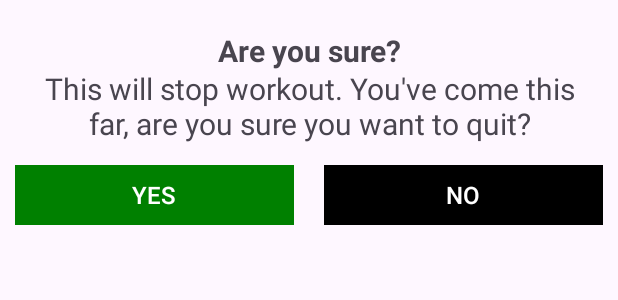
After one commit to demirtasm/workout, an Android app: the layout dialog_custom_back_confirmation.xml on its own in the app's theme, with its tools: preview values and no code run, on a phone screen of 412 x 824 dp. The commit adds this screen. Shown: the top 300 px of the screen. Run offline under Robolectric (Android 15) with nearby library versions, the phone set to English and light mode, and no system bars.

Commit message:
add custom dialog for back button

```diff
--- a/app/src/main/java/com/example/a7minuteworkout/ExerciseActivity.kt
+++ b/app/src/main/java/com/example/a7minuteworkout/ExerciseActivity.kt
@@ -1,5 +1,6 @@
 package com.example.a7minuteworkout
 
+import android.app.Dialog
 import android.content.Intent
 import android.media.MediaPlayer
 import android.net.Uri
@@ -15,6 +16,7 @@ import androidx.core.view.ViewCompat
 import androidx.core.view.WindowInsetsCompat
 import androidx.recyclerview.widget.LinearLayoutManager
 import com.example.a7minuteworkout.databinding.ActivityExerciseBinding
+import com.example.a7minuteworkout.databinding.DialogCustomBackConfirmationBinding
 import java.util.Locale
 
 class ExerciseActivity : AppCompatActivity(), TextToSpeech.OnInitListener {
@@ -51,11 +53,30 @@ class ExerciseActivity : AppCompatActivity(), TextToSpeech.OnInitListener {
         tts = TextToSpeech(this, this)
 
         binding?.toolbarExercise?.setNavigationOnClickListener {
-            onBackPressed()
+            customDialogForBackButton()
         }
 
         setupRestView()
         setupExerciseStatusRecyclerView()
+    }
+
+    private fun customDialogForBackButton() {
+        val customDialog = Dialog(this)
+        val dialogBinding = DialogCustomBackConfirmationBinding.inflate(layoutInflater)
+        customDialog.setContentView(dialogBinding.root)
+        customDialog.setCanceledOnTouchOutside(false)
+        dialogBinding.btnYes.setOnClickListener {
+            this@ExerciseActivity.finish()
+            customDialog.dismiss()
+        }
+        dialogBinding.btnNo.setOnClickListener {
+            customDialog.dismiss()
+        }
+        customDialog.show()
+    }
+
+    override fun onBackPressed() {
+        customDialogForBackButton()
     }
 
     private fun setupExerciseStatusRecyclerView() {
@@ -86,7 +107,7 @@ class ExerciseActivity : AppCompatActivity(), TextToSpeech.OnInitListener {
 
     private fun setExerciseProgressBar() {
         binding?.progressBarExercise?.progress = exerciseProgress
-        exerciseTimer = object : CountDownTimer(exerciseTimeDuration*1000, 3000) {
+        exerciseTimer = object : CountDownTimer(exerciseTimeDuration * 1000, 3000) {
             override fun onTick(millisUntilFinished: Long) {
                 exerciseProgress++
                 binding?.progressBarExercise?.progress = 30 - exerciseProgress
@@ -101,7 +122,7 @@ class ExerciseActivity : AppCompatActivity(), TextToSpeech.OnInitListener {
                     exerciseAdapter!!.notifyDataSetChanged()
                     setupRestView()
                 } else {
-                        finish()
+                    finish()
                     val intent = Intent(this@ExerciseActivity, FinishActivity::class.java)
                     startActivity(intent)
                 }
--- /dev/null
+++ b/app/src/main/res/layout/dialog_custom_back_confirmation.xml
@@ -0,0 +1,64 @@
+<?xml version="1.0" encoding="utf-8"?>
+<androidx.constraintlayout.widget.ConstraintLayout xmlns:android="http://schemas.android.com/apk/res/android"
+    android:layout_width="match_parent"
+    android:layout_height="match_parent"
+    xmlns:app="http://schemas.android.com/apk/res-auto">
+
+    <TextView
+        android:layout_width="match_parent"
+        android:layout_height="wrap_content"
+        android:text="Are you sure?"
+        android:gravity="center"
+        app:layout_constraintLeft_toLeftOf="parent"
+        app:layout_constraintRight_toRightOf="parent"
+        app:layout_constraintTop_toTopOf="parent"
+        android:layout_margin="20dp"
+        android:textSize="20sp"
+        android:textStyle="bold"
+        android:id="@+id/tvtitle"
+        />
+    <TextView
+        android:id="@+id/tvdesc"
+        android:layout_width="match_parent"
+        android:layout_height="wrap_content"
+        android:text="This will stop workout. You've come this far, are you sure you want to quit?"
+        android:gravity="center"
+        app:layout_constraintLeft_toLeftOf="parent"
+        app:layout_constraintRight_toRightOf="parent"
+        app:layout_constraintTop_toTopOf="@id/tvtitle"
+        android:layout_margin="25dp"
+        android:textSize="20sp"
+        android:textStyle="normal"
+        />
+    <LinearLayout
+        android:layout_width="match_parent"
+        android:layout_height="wrap_content"
+        android:orientation="horizontal"
+        app:layout_constraintLeft_toLeftOf="parent"
+        app:layout_constraintRight_toRightOf="parent"
+        android:gravity="center"
+        app:layout_constraintTop_toBottomOf="@id/tvdesc">
+        <Button
+            android:layout_width="wrap_content"
+            android:layout_height="wrap_content"
+            android:text="YES"
+            android:id="@+id/btnYes"
+            app:cornerRadius="0dp"
+            android:layout_weight="1"
+            android:backgroundTint="@color/accent"
+            android:textSize="16sp"
+            android:layout_margin="10dp"/>
+        <Button
+            android:layout_width="wrap_content"
+            android:layout_height="wrap_content"
+            android:text="NO"
+            android:backgroundTint="@color/black"
+            android:layout_weight="1"
+            android:id="@+id/btnNo"
+            android:textSize="16sp"
+            app:cornerRadius="0dp"
+            android:layout_margin="10dp"/>
+
+    </LinearLayout>
+
+</androidx.constraintlayout.widget.ConstraintLayout>
```
